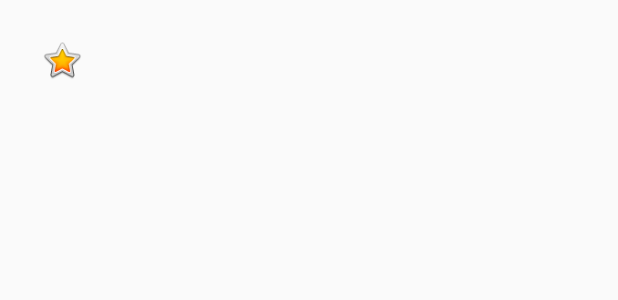
After one commit to Irwing-Herrera/Android-Curso, an Android app: the layout itemlayout.xml on its own in the app's theme, with its tools: preview values and no code run, on a phone screen of 412 x 824 dp. The commit adds this screen. Shown: the top 300 px of the screen. Run offline under Robolectric (Android 15) with nearby library versions, the phone set to English and light mode, and no system bars.

Commit message:
agregar adapter a item de listView

```diff
--- /dev/null
+++ b/app/src/main/res/layout/itemlayout.xml
@@ -0,0 +1,24 @@
+<?xml version="1.0" encoding="utf-8"?>
+<LinearLayout xmlns:android="http://schemas.android.com/apk/res/android"
+    xmlns:app="http://schemas.android.com/apk/res-auto"
+    xmlns:tools="http://schemas.android.com/tools"
+    android:layout_width="match_parent"
+    android:layout_height="80dp"
+    android:orientation="horizontal">
+
+    <ImageView
+        android:id="@+id/imgUsuario"
+        android:layout_width="wrap_content"
+        android:layout_height="wrap_content"
+        android:layout_gravity="center_vertical"
+        android:layout_margin="25dp"
+        android:src="@android:drawable/btn_star_big_on" />
+
+    <TextView
+        android:id="@+id/txtNombre"
+        android:layout_width="match_parent"
+        android:layout_height="wrap_content"
+        android:layout_gravity="center_vertical"
+        android:gravity="center_horizontal"
+        android:text="" />
+</LinearLayout>
```
Also changed, not shown: app/src/main/java/com/example/myapplicationcurso/MainActivity.java (+8 -2 lines), app/src/main/java/com/example/myapplicationcurso/MyAdpater.java (added, +62 -0 lines).
